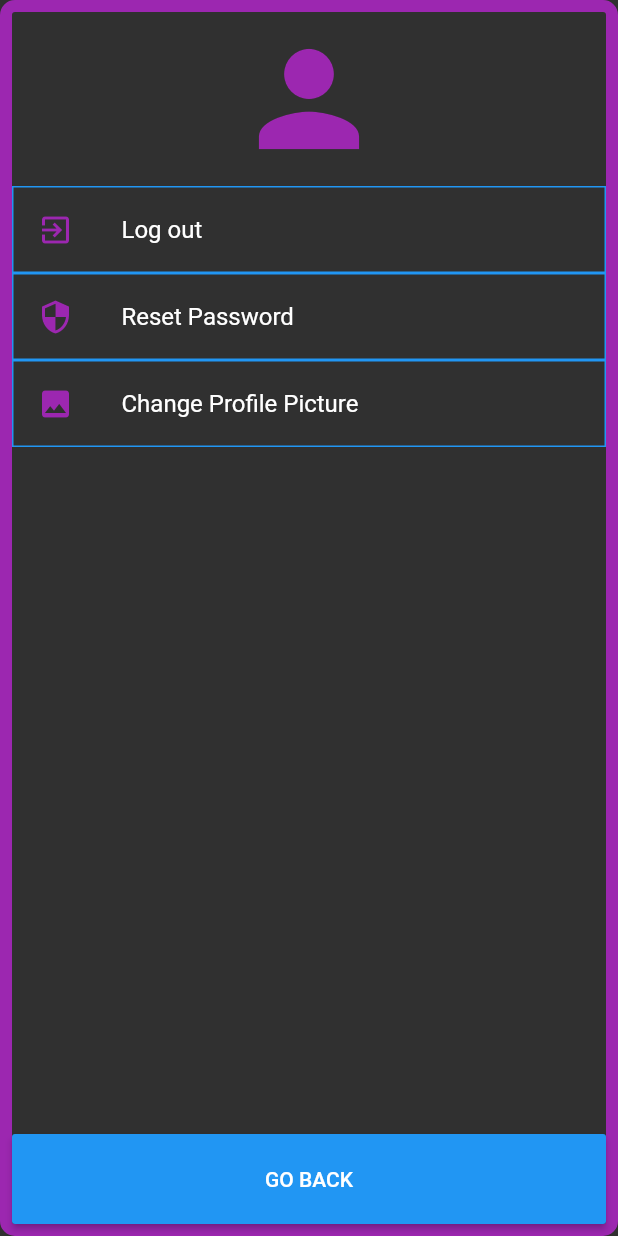
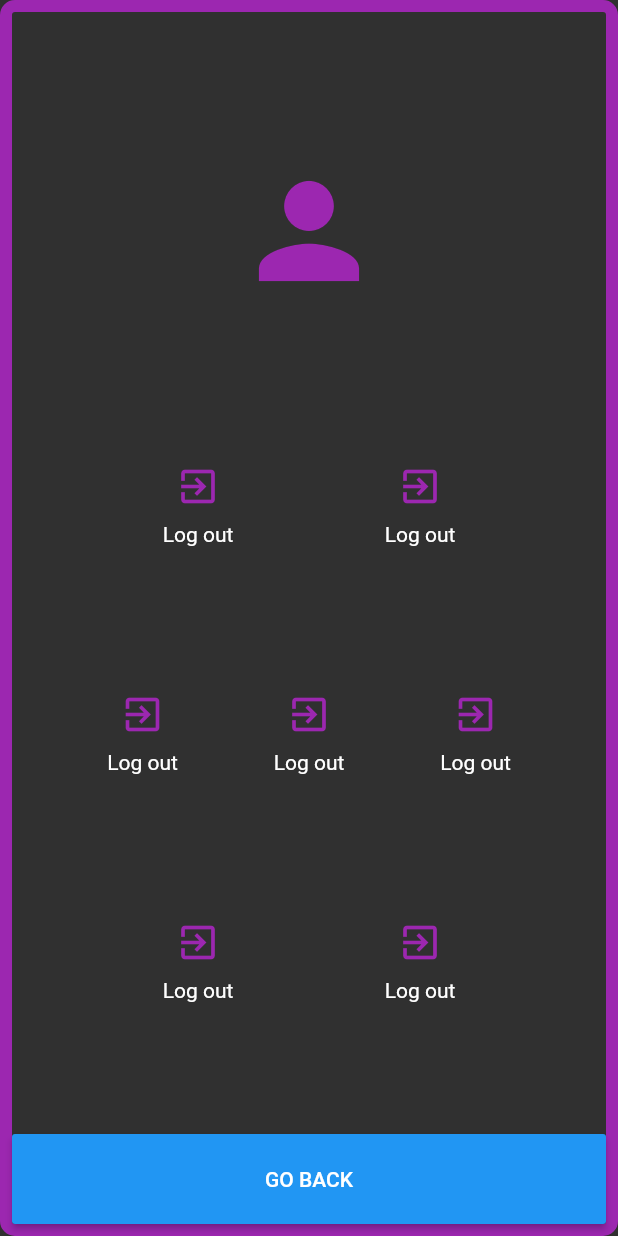
Before and after one commit to manthi4/AssassinGame, a Flutter app: the UserPage screen opened by its route, on a phone screen of 412 x 824 dp. Run offline on Flutter 3.47's test engine with Material 2 defaults, Android fonts, the phone set to English and light mode, and no system bars; our stand-ins replace animated_text_kit, cloud_firestore, cloud_functions, firebase_auth, firebase_storage, image_picker and 1 more; missing offline and left inert: cross_local_storage; accounts and stored records are empty.

Commit message:
asthetic changes

```diff
--- a/assassin_game/lib/screens/UserPage.dart
+++ b/assassin_game/lib/screens/UserPage.dart
@@ -20,6 +20,44 @@ class _UserPageState extends State<UserPage> {
 
   @override
   Widget build(BuildContext context) {
+
+
+    Widget LogoutWidget = Column(
+      children: <Widget>[
+        IconButton(
+          iconSize: 30,
+          color: statusColor,
+          icon: Icon(Icons.exit_to_app),
+          tooltip: "Log out",
+          onPressed: () {
+            _auth.signOut();
+            Navigator.popUntil(context, ModalRoute.withName(WelcomePage.route));
+          },
+        ),
+        Text(
+          "Log out",
+          style: TextStyle(color: Colors.white),
+        )
+      ],
+    );
+//    widget ResetPassword = Column(
+//        children: <Widget>[
+//        IconButton(
+//        iconSize: 30,
+//        color: statusColor,
+//        icon: Icon(Icons.exit_to_app),
+//    tooltip: "Log out",
+//    onPressed: () {
+//    _auth.signOut();
+//    Navigator.popUntil(context, ModalRoute.withName(WelcomePage.route));
+//    },
+//    ),
+//    Text(
+//    "Log out",
+//    style: TextStyle(color: Colors.white),
+//    )
+//    ],
+//    );
     return Scaffold(
       body: Container(
         decoration: getBorder(statusColor),
@@ -29,7 +67,10 @@ class _UserPageState extends State<UserPage> {
             crossAxisAlignment: CrossAxisAlignment.center,
             children: <Widget>[
               Expanded(
-                child: ListView(
+                  child: Column(
+                mainAxisSize: MainAxisSize.min,
+                crossAxisAlignment: CrossAxisAlignment.stretch,
+                mainAxisAlignment: MainAxisAlignment.spaceEvenly,
                 children: <Widget>[
                   Padding(
                     padding: const EdgeInsets.all(8.0),
@@ -39,85 +80,98 @@ class _UserPageState extends State<UserPage> {
                       size: 100,
                     ),
                   ),
-                    Container(
-                      decoration: BoxDecoration(
-                        border: Border.all(
-                          color: Colors.blue,
-                          width: 1,
+                  Row(
+                    mainAxisAlignment: MainAxisAlignment.spaceEvenly,
+                    children: <Widget>[
+                      LogoutWidget,
+                      LogoutWidget,
+                    ],
                   ),
-//                        borderRadius: BorderRadius.circular(10),
+                  Row(
+                    mainAxisAlignment: MainAxisAlignment.spaceEvenly,
+                    children: <Widget>[
+                      LogoutWidget,
+                      LogoutWidget,
+                      LogoutWidget,
+                    ],
                   ),
-                      child: ListTile(
-                        leading: Icon(
-                          Icons.exit_to_app,
-                          color: statusColor,
-                        ),
-                        title: Text("Log out"),
-                        onTap: () {
-                          _auth.signOut();
-                          Navigator.popUntil(
-                              context, ModalRoute.withName(WelcomePage.route));
-                        },
-                      ),
-                    ),
-                    Container(
-                      decoration: BoxDecoration(
-                        border: Border.all(
-                          color: Colors.blue,
-                          width: 1,
-                        ),
-//                        borderRadius: BorderRadius.circular(10),
-                      ),
-                      child: ListTile(
-                        leading: Icon(
-                          Icons.security,
-                          color: statusColor,
-                        ),
-                        title: Text("Reset Password"),
-                        onTap: () {},
-                      ),
-                    ),
-                    Container(
-                      decoration: BoxDecoration(
-                        border: Border.all(
-                          color: Colors.blue,
-                          width: 1,
-                        ),
-//                        borderRadius: BorderRadius.circular(10),
-                      ),
-                      child: ListTile(
-                        leading: Icon(
-                          Icons.photo,
-                          color: statusColor,
-                        ),
-                        title: Text("Change Profile Picture"),
-                        onTap: () {},
-                      ),
+                  Row(
+                    mainAxisAlignment: MainAxisAlignment.spaceEvenly,
+                    children: <Widget>[
+                      LogoutWidget,
+                      LogoutWidget,
+                    ],
                   ),
                 ],
+              )
+//                ListView(
+//                  children: <Widget>[
+//                    Padding(
+//                      padding: const EdgeInsets.all(8.0),
+//                      child: Icon(
+//                        Icons.person,
+//                        color: statusColor,
+//                        size: 100,
+//                      ),
+//                    ),
+//                    Container(
+//                      decoration: BoxDecoration(
+//                        border: Border.all(
+//                          color: Colors.blue,
+//                          width: 1,
+//                        ),
+////                        borderRadius: BorderRadius.circular(10),
+//                      ),
+//                      child: ListTile(
+//                        leading: Icon(
+//                          Icons.exit_to_app,
+//                          color: statusColor,
+//                        ),
+//                        title: Text("Log out"),
+//                        onTap: () {
+//                          _auth.signOut();
+//                          Navigator.popUntil(
+//                              context, ModalRoute.withName(WelcomePage.route));
+//                        },
+//                      ),
+//                    ),
+//                    Container(
+//                      decoration: BoxDecoration(
+//                        border: Border.all(
+//                          color: Colors.blue,
+//                          width: 1,
+//                        ),
+////                        borderRadius: BorderRadius.circular(10),
+//                      ),
+//                      child: ListTile(
+//                        leading: Icon(
+//                          Icons.security,
+//                          color: statusColor,
+//                        ),
+//                        title: Text("Reset Password"),
+//                        onTap: () {},
+//                      ),
+//                    ),
+//                    Container(
+//                      decoration: BoxDecoration(
+//                        border: Border.all(
+//                          color: Colors.blue,
+//                          width: 1,
+//                        ),
+////                        borderRadius: BorderRadius.circular(10),
+//                      ),
+//                      child: ListTile(
+//                        leading: Icon(
+//                          Icons.photo,
+//                          color: statusColor,
+//                        ),
+//                        title: Text("Change Profile Picture"),
+//                        onTap: () {},
+//                      ),
+//                    ),
+//                  ],
+//                ),
                   ),
-              ),
-
-//              Column(
-//                children: <Widget>[
-//                  IconButton(
-//                    iconSize: 30,
-//                    color: statusColor,
-//                    icon: Icon(Icons.exit_to_app),
-//                    tooltip: "Log out",
-//                    onPressed: () {
-//                      _auth.signOut();
-//                      Navigator.popUntil(
-//                          context, ModalRoute.withName(WelcomePage.route));
-//                    },
-//                  ),
-//                  Text(
-//                    "Log out",
-//                    style: TextStyle(color: Colors.grey[700]),
-//                  )
-//                ],
-//              ),
-
               RaisedButton(
                 child: SizedBox(
                   width: double.maxFinite,
--- a/assassin_game/lib/screens/detailsPage.dart
+++ b/assassin_game/lib/screens/detailsPage.dart
@@ -15,8 +15,9 @@ class Details extends StatelessWidget {
     players.forEach((key, value) {
       if (value["Alive"] == alive) {
         Tiles.add(Card(
-          color: Colors.deepOrange,
+          color: Color(0x000d98ba),
           child: ListTile(
+
             leading: Icon(Icons.person_outline),
             title: Text(key),
             subtitle: Text("Eliminations: ${value["kills"]}"),
@@ -59,7 +60,7 @@ class Details extends StatelessWidget {
           Expanded(
             flex: 4,
             child: cardListBlock(
-              title: "The living",
+              title: "Players",
               children:
                   getPlayerTiles(alive: true) + getPlayerTiles(alive: false),
             ),
--- a/assassin_game/lib/screens/homepage.dart
+++ b/assassin_game/lib/screens/homepage.dart
@@ -254,6 +254,7 @@ class _HomePageState extends State<HomePage> {
                           GamesPage(
                             updateGameID: updateGameID,
                             GameName: snapshot.data.data["GameName"],
+                            alive: alive,
                           ),
                           clarifyname(
                             alive: alive,
--- a/assassin_game/lib/screens/loginScreen.dart
+++ b/assassin_game/lib/screens/loginScreen.dart
@@ -5,6 +5,7 @@ import 'package:firebase_auth/firebase_auth.dart';
 import 'homepage.dart';
 import 'package:assassingame/user.dart';
 import 'package:cloud_firestore/cloud_firestore.dart';
+import 'package:assassingame/constants.dart';
 
 class LoginScreen extends StatefulWidget {
   final bool loggingIn;
@@ -117,8 +118,3 @@ class _LoginScreenState extends State<LoginScreen> {
     );
   }
 }
-
-const TextFieldDecor = InputDecoration(
-  hintText: 'Password',
-  contentPadding: EdgeInsets.symmetric(vertical: 10.0, horizontal: 20.0),
-);
```
Also changed, not shown: assassin_game/lib/componants/PopUps.dart (+2 -6 lines), assassin_game/lib/constants.dart (+12 -3 lines), assassin_game/lib/screens/GamesPage.dart (+10 -4 lines), assassin_game/lib/screens/primary.dart (+24 -14 lines). Lines whose indentation alone changed are shown as unchanged.
